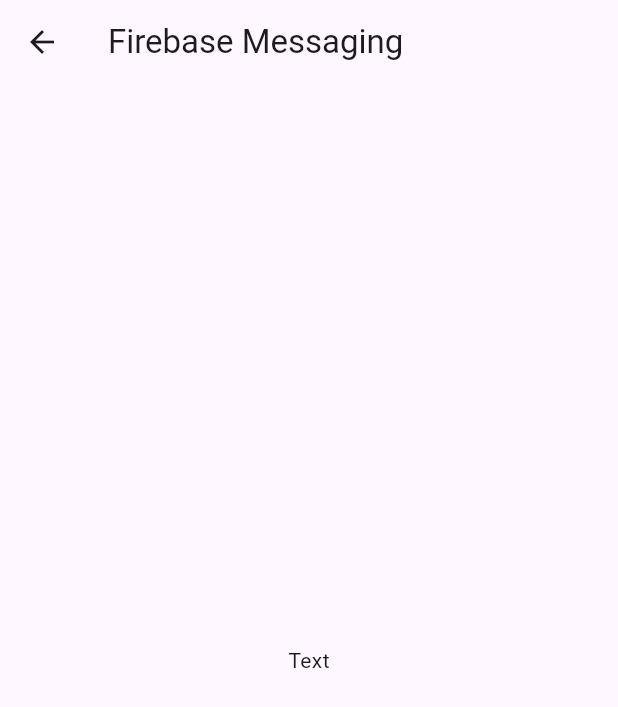
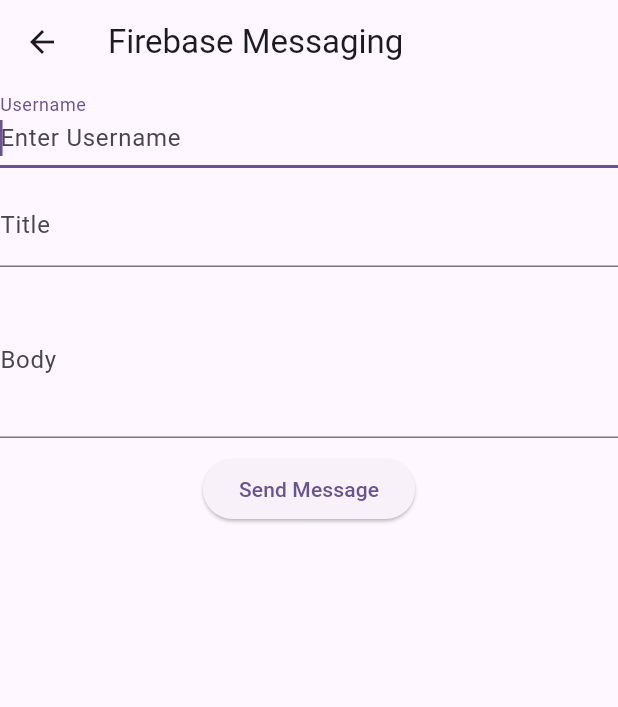
Before and after one commit to Atuoha/firebase_crashlytics_flutter, a Flutter app: the AnalyticsScreen screen opened directly, after a tap on "Messaging", on a phone screen of 412 x 824 dp. Shown: the top 707 px of the screen. Run offline on Flutter 3.47's test engine with Material 3 defaults, Android fonts, the phone set to English and light mode, and no system bars; our stand-ins replace firebase_analytics, firebase_core, firebase_crashlytics, firebase_messaging, flutter_local_notifications; accounts and stored records are empty.

Commit message:
setup for firebase messaging2

```diff
--- a/lib/presentation/analytics_screen.dart
+++ b/lib/presentation/analytics_screen.dart
@@ -1,4 +1,4 @@
-import 'package:firebase_crashlytics_flutter/presentation/messaging/messaging.dart';
+import 'package:firebase_crashlytics_flutter/presentation/messaging/firebase_messaging.dart';
 import 'package:flutter/material.dart';
 
 import '../services/analytics_service/analytics_service.dart';
@@ -80,7 +80,7 @@ class _AnalyticsScreenState extends State<AnalyticsScreen> {
                   ),
                 ),
                 label: const Text('Messaging'),
-                icon: Icon(Icons.sms_outlined),
+                icon: const Icon(Icons.sms_outlined),
               ),
             )
           ],
--- /dev/null
+++ b/lib/presentation/messaging/firebase_messaging.dart
@@ -0,0 +1,82 @@
+import 'package:flutter/material.dart';
+
+class FirebaseMessagingScreen extends StatefulWidget {
+  const FirebaseMessagingScreen({super.key});
+
+  static const routeName = '/firebaseMessaging';
+
+  @override
+  State<FirebaseMessagingScreen> createState() =>
+      _FirebaseMessagingScreenState();
+}
+
+class _FirebaseMessagingScreenState extends State<FirebaseMessagingScreen> {
+  final GlobalKey<FormState> _formKey = GlobalKey<FormState>();
+  final TextEditingController _usernameTextController = TextEditingController();
+  final TextEditingController _titleTextController = TextEditingController();
+  final TextEditingController _bodyTextController = TextEditingController();
+
+  @override
+  void initState() {
+    super.initState();
+  }
+
+  void sendMessage() {
+    //
+  }
+
+  @override
+  Widget build(BuildContext context) {
+    return Scaffold(
+      appBar: AppBar(
+        title: const Text('Firebase Messaging'),
+      ),
+      body: SingleChildScrollView(
+        child: Column(
+          mainAxisAlignment: MainAxisAlignment.center,
+          children: [
+            Form(
+              key: _formKey,
+              child: Column(
+                children: [
+                  TextFormField(
+                    controller: _usernameTextController,
+                    autofocus: true,
+                    decoration: const InputDecoration(
+                      hintText: 'Enter Username',
+                      label: Text('Username'),
+                    ),
+                  ),
+                  const SizedBox(height: 10),
+                  TextFormField(
+                    controller: _titleTextController,
+                    autofocus: true,
+                    decoration: const InputDecoration(
+                      hintText: 'Enter Title',
+                      label: Text('Title'),
+                    ),
+                  ),
+                  const SizedBox(height: 10),
+                  TextFormField(
+                    controller: _bodyTextController,
+                    maxLines: 3,
+                    autofocus: true,
+                    decoration: const InputDecoration(
+                      hintText: 'Enter Body',
+                      label: Text('Body'),
+                    ),
+                  ),
+                  const SizedBox(height: 10),
+                  ElevatedButton(
+                    onPressed: () => sendMessage(),
+                    child: const Text('Send Message'),
+                  )
+                ],
+              ),
+            )
+          ],
+        ),
+      ),
+    );
+  }
+}
--- a/lib/presentation/messaging/messaging.dart
+++ /dev/null
@@ -1,34 +0,0 @@
-import 'package:firebase_crashlytics_flutter/repositories/firebase_messaging.dart';
-import 'package:flutter/material.dart';
-
-class FirebaseMessagingScreen extends StatefulWidget {
-  const FirebaseMessagingScreen({super.key});
-
-  @override
-  State<FirebaseMessagingScreen> createState() =>
-      _FirebaseMessagingScreenState();
-}
-
-class _FirebaseMessagingScreenState extends State<FirebaseMessagingScreen> {
-  @override
-  void initState() {
-    super.initState();
-  }
-
-  @override
-  Widget build(BuildContext context) {
-    return Scaffold(
-      appBar: AppBar(
-        title: const Text('Firebase Messaging'),
-      ),
-      body: const Column(
-        mainAxisAlignment: MainAxisAlignment.center,
-        children: [
-          Center(
-            child: Text('Text'),
-          )
-        ],
-      ),
-    );
-  }
-}
--- a/lib/presentation/messaging/notification_screen.dart
+++ b/lib/presentation/messaging/notification_screen.dart
@@ -4,7 +4,7 @@ import 'package:flutter/material.dart';
 class NotificationScreen extends StatefulWidget {
   const NotificationScreen({super.key});
 
-  static const route = '/notification-screen';
+  static const routeName = '/notification-screen';
 
   @override
   State<NotificationScreen> createState() => _NotificationScreenState();
--- a/lib/repositories/firebase_messaging.dart
+++ b/lib/repositories/firebase_messaging.dart
@@ -29,7 +29,7 @@ void handleMessage(RemoteMessage? message) {
 
   // Navigate to NotificationScreen with the received message
   navigationKey.currentState!.pushNamed(
-    NotificationScreen.route,
+    NotificationScreen.routeName,
     arguments: message,
   );
 }
--- a/pubspec.yaml
+++ b/pubspec.yaml
@@ -40,6 +40,7 @@ dependencies:
   firebase_analytics: ^10.7.2
   firebase_messaging: ^14.7.6
   flutter_local_notifications: ^16.2.0
+  record: ^5.0.1
 
 dev_dependencies:
   flutter_test:
```
Also changed, not shown: lib/main.dart (+4 -3 lines), lib/presentation/main_screen.dart (+10 -0 lines), pubspec.lock, 6 other files.
